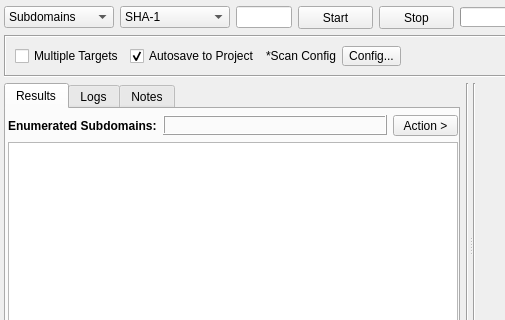
The window that sub3suite/src/engines/cert/Cert.ui (3nock/OTE) describes before a commit, drawn with Qt 5; both pictures show x 0 to 505 and y 0 to 320 of the 664 by 406 pixel window.
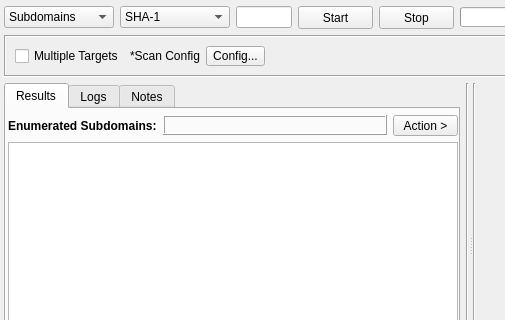
The same window after the commit. Custom widgets are drawn as their Qt base class.

Patch:
```diff
--- a/sub3suite/src/engines/cert/Cert.ui
+++ b/sub3suite/src/engines/cert/Cert.ui
@@ -195,16 +195,6 @@
         </property>
        </widget>
       </item>
-      <item>
-       <widget class="QCheckBox" name="checkBox">
-        <property name="text">
-         <string>Autosave to Project</string>
-        </property>
-        <property name="checked">
-         <bool>true</bool>
-        </property>
-       </widget>
-      </item>
       <item>
        <widget class="QLabel" name="label">
         <property name="text">
```
